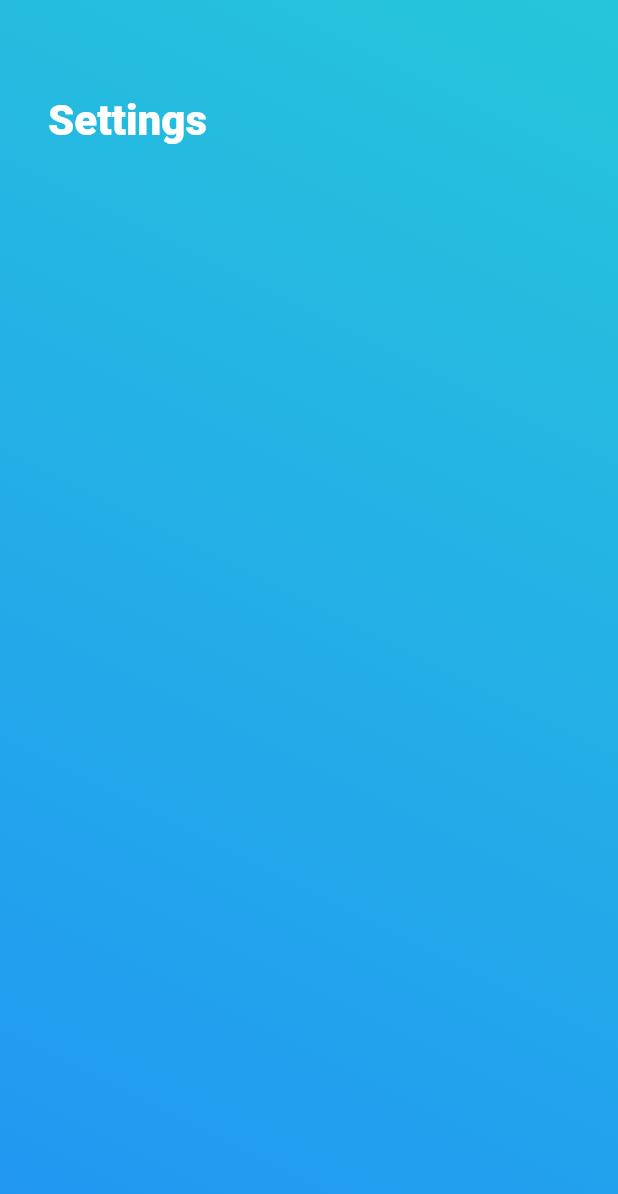
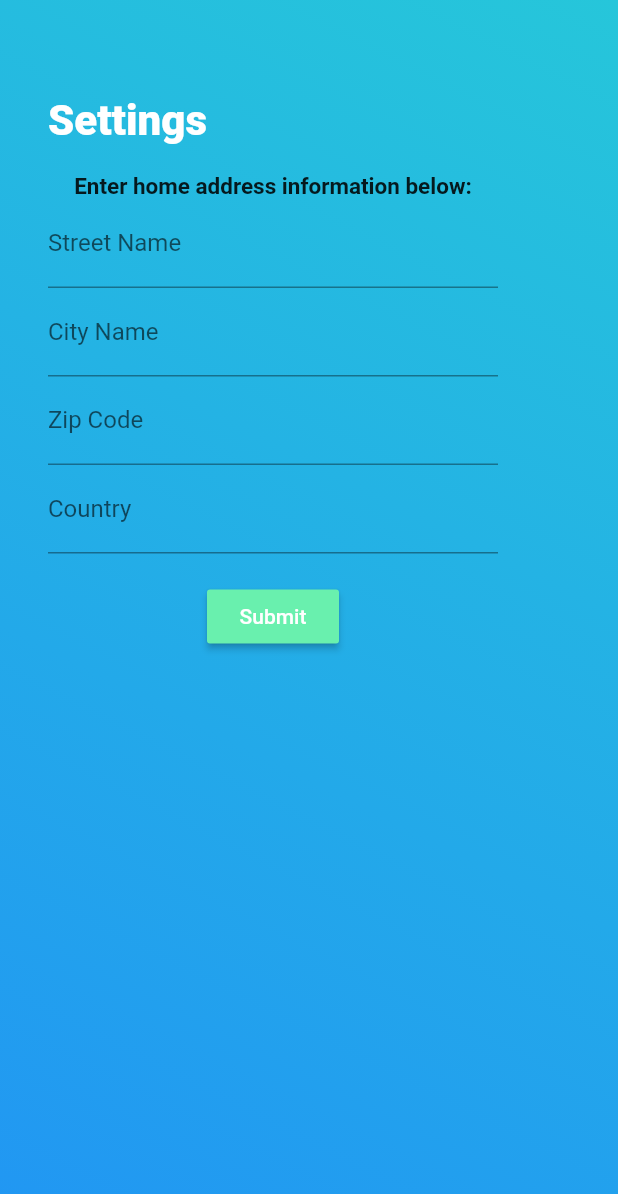
Before and after one commit to lassenordahl/checkmate, a Flutter app: the Settings screen opened directly, on a phone screen of 412 x 824 dp. Shown: the top 1194 px of the screen. Run offline on Flutter 3.47's test engine with Material 2 defaults, Android fonts, the phone set to English and light mode, and no system bars; our stand-ins replace flutter_speed_dial, geolocator, google_maps_flutter, shared_preferences, uni_links; accounts and stored records are empty; network calls fail.

Commit message:
settingsPageUpdate1
basic setting page made for address

```diff
--- /dev/null
+++ b/lib/changeAddressForm.dart
@@ -0,0 +1,128 @@
+// Define a custom Form widget.
+import 'package:flutter/material.dart';
+import 'package:flutter/cupertino.dart';
+
+class ChangeAddressForm extends StatefulWidget {
+  @override
+  ChangeAddressFormState createState() {
+    return ChangeAddressFormState();
+  }
+}
+
+// Define a corresponding State class.
+// This class holds data related to the form.
+class ChangeAddressFormState extends State<ChangeAddressForm> {
+  // Create a global key that uniquely identifies the Form widget
+  // and allows validation of the form.
+  //
+  // Note: This is a `GlobalKey<FormState>`,
+  // not a GlobalKey<MyCustomFormState>.
+  final _formKey = GlobalKey<FormState>();
+
+  @override
+  Widget build(BuildContext context) {
+    // Build a Form widget using the _formKey created above.
+    return Container(
+        width: 300,
+        child: Form(
+            key: _formKey,
+            child: Column(children: <Widget>[
+              Text(
+                '   ',
+                textAlign: TextAlign.center,
+                overflow: TextOverflow.visible,
+                style: TextStyle(fontWeight: FontWeight.bold,
+                    fontSize: 15),
+              ),
+              Text(
+                  'Enter home address information below:',
+                  textAlign: TextAlign.center,
+                  overflow: TextOverflow.visible,
+
+                  style: TextStyle(fontWeight: FontWeight.bold,
+                      fontSize: 15)
+              ),
+              TextFormField(
+                // The validator receives the text that the user has entered.
+                decoration: new InputDecoration(
+                  labelText: 'Street Name',
+                  focusColor: Color(0xfff88379),
+
+                ),
+
+                style: new TextStyle(color: Colors.white),
+                validator: (value) {
+                  if (value.isEmpty) {
+                    return 'Please enter your residential street';
+                  }
+                  return null;
+                },
+              ),
+              TextFormField(
+                // The validator receives the text that the user has entered.
+                decoration: new InputDecoration(
+                  labelText: 'City Name',
+                  focusColor: Color(0xfff88379),
+                ),
+
+                style: new TextStyle(color: Colors.white),
+                validator: (value) {
+                  if (value.isEmpty) {
+                    return 'Please enter your residential city';
+                  }
+                  return null;
+                },
+              ),
+              TextFormField(
+                // The validator receives the text that the user has entered.
+                decoration: new InputDecoration(
+                  labelText: 'Zip Code',
+                  focusColor: Color(0xfff88379),
+                ),
+
+                style: new TextStyle(color: Colors.white),
+                validator: (value) {
+                  if (value.isEmpty) {
+                    return 'Please enter your residential zip code';
+                  }
+                  return null;
+                },
+              ),
+              TextFormField(
+                // The validator receives the text that the user has entered.
+                decoration: new InputDecoration(
+                  labelText: 'Country',
+                  focusColor: Color(0xfff88379),
+                ),
+
+                style: new TextStyle(color: Colors.white),
+                validator: (value) {
+                  if (value.isEmpty) {
+                    return 'Please enter your residential country';
+                  }
+                  return null;
+                },
+              ),
+              Text(
+                '   ',
+                textAlign: TextAlign.center,
+                overflow: TextOverflow.visible,
+                style: TextStyle(fontWeight: FontWeight.bold,
+                    fontSize: 15),
+              ),
+              RaisedButton(
+                child: Text("Submit"),
+                onPressed: _submitAddress,
+                color: Colors.greenAccent,
+                textColor: Colors.white,
+                padding: EdgeInsets.fromLTRB(10, 10, 10, 10),
+                splashColor: Colors.grey,
+              )
+            ])));
+
+  }
+
+  _submitAddress() {
+    // some action to pass address to back end?
+  }
+}
--- a/lib/settings.dart
+++ b/lib/settings.dart
@@ -1,5 +1,7 @@
 import 'package:flutter/material.dart';
 import 'package:flutter/cupertino.dart';
+
+import 'changeAddressForm.dart';
 
 class Settings extends StatelessWidget {
   @override
@@ -33,6 +35,7 @@ class Settings extends StatelessWidget {
                                   fontWeight: FontWeight.w800),
                             ),
                           ),
+                          new ChangeAddressForm()
                         ])
                   ]))
             ])));
```
